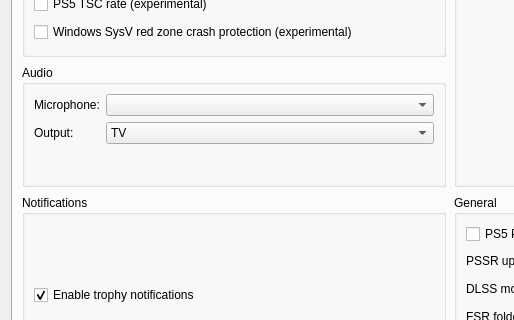
First picture: the form in src/launcher/forms/configuration_edit_dialog.ui, repository KytyPS5/KytyPS5, before the edit; both pictures show x 0 to 514 and y 241 to 561 of the 900 by 909 pixel window.
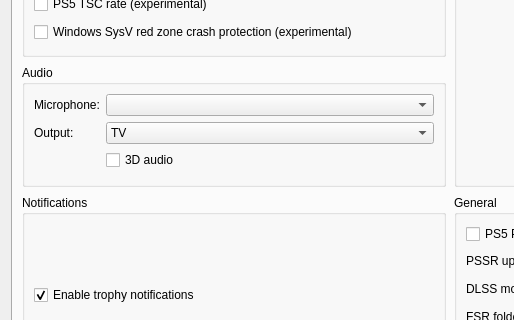
Second picture: the form after the edit. Custom widgets are drawn as their Qt base class.

Commit message: audio: enable headphone HRTF and expose the 3D audio setting

```diff
--- a/src/launcher/forms/configuration_edit_dialog.ui
+++ b/src/launcher/forms/configuration_edit_dialog.ui
@@ -110,6 +110,12 @@
               <item><property name="text"><string>Headphones</string></property></item>
              </widget>
             </item>
+            <item row="2" column="1">
+             <widget class="QCheckBox" name="checkBox_audio_3d">
+              <property name="text"><string>3D audio</string></property>
+              <property name="toolTip"><string>Allow games to select their 3D audio mix.</string></property>
+             </widget>
+            </item>
            </layout>
           </widget>
          </item>
```
The commit also changes 10 other files.
